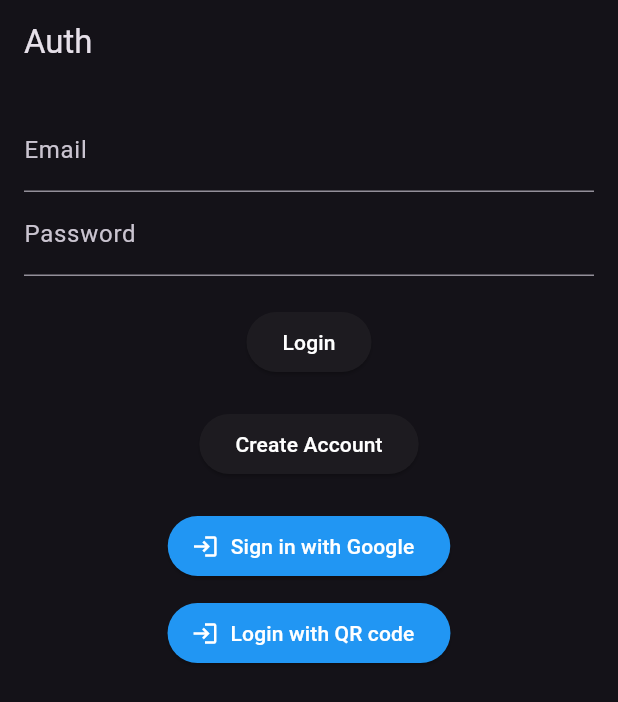
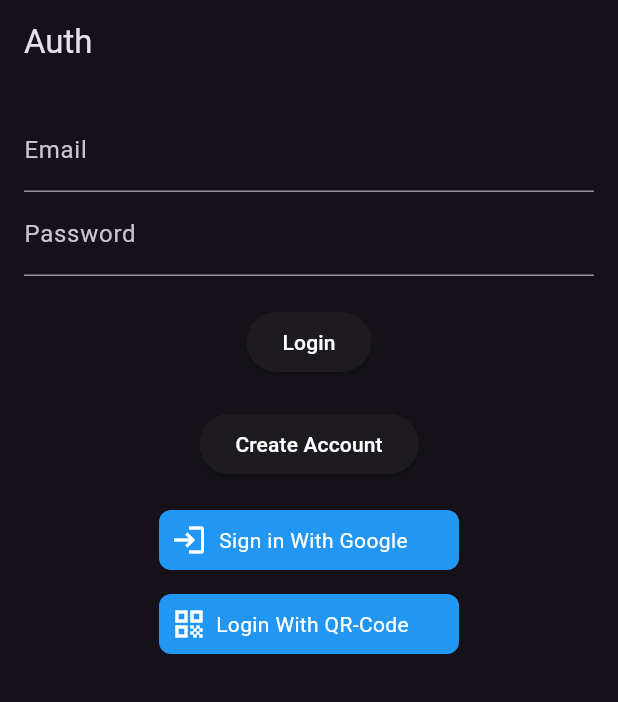
Before and after one commit to ale-russ/kb-tv, a Flutter app: the screen it shows after launch, after a tap on "Login", on a phone screen of 412 x 824 dp. Shown: the top 702 px of the screen. Run offline on Flutter 3.47's test engine with Material 3 defaults, Android fonts, the phone set to English and light mode, and no system bars; our stand-ins replace cloud_firestore, device_info_plus, firebase_auth, firebase_core, flutter_riverpod, go_router and 3 more; accounts and stored records are empty; network calls fail.

Commit message:
working on qr_code login bug fixes

```diff
--- a/lib/screens/auth/auth_screen.dart
+++ b/lib/screens/auth/auth_screen.dart
@@ -20,6 +20,7 @@ class _AuthScreenState extends ConsumerState<AuthScreen> {
   bool isLogin = true;
 
   final PlatformDetails details = PlatformDetails();
+  bool _isTV = false;
 
   void _authenticate() {
     final auth = ref.read(authProvider.notifier);
@@ -37,6 +38,26 @@ class _AuthScreenState extends ConsumerState<AuthScreen> {
     ref.read(authProvider.notifier).signInWithGoogle();
   }
 
+  Future<void> _checkPlatform() async {
+    final isTV = await details.isTv();
+    setState(() {
+      _isTV = isTV;
+    });
+  }
+
+  @override
+  void initState() {
+    _checkPlatform();
+    super.initState();
+  }
+
+  @override
+  void dispose() {
+    _emailController.dispose();
+    _passwordController.dispose();
+    super.dispose();
+  }
+
   @override
   Widget build(BuildContext context) {
     final user = ref.watch(authProvider);
@@ -44,8 +65,6 @@ class _AuthScreenState extends ConsumerState<AuthScreen> {
     if (user != null) {
       WidgetsBinding.instance.addPersistentFrameCallback((_) {
         if (mounted) {
-          // Navigator.of(context).pushReplacement(
-          //     MaterialPageRoute(builder: (context) => HomeScreen()));
           context.go('/home');
         }
       });
@@ -60,7 +79,7 @@ class _AuthScreenState extends ConsumerState<AuthScreen> {
                 children: [
                   FocusableWidget(
                     onSelect: () => {},
-                    onFocus: () => print("Items focused"),
+                    onFocus: () => log("Items focused"),
                     child: TextField(
                       controller: _emailController,
                       decoration: InputDecoration(labelText: "Email"),
@@ -68,7 +87,7 @@ class _AuthScreenState extends ConsumerState<AuthScreen> {
                   ),
                   FocusableWidget(
                     onSelect: () => {},
-                    onFocus: () => print("Items focused"),
+                    onFocus: () => log("Items focused"),
                     child: TextField(
                       controller: _passwordController,
                       decoration: InputDecoration(labelText: "Password"),
@@ -78,7 +97,7 @@ class _AuthScreenState extends ConsumerState<AuthScreen> {
                   SizedBox(height: 20),
                   FocusableWidget(
                     onSelect: () => {},
-                    onFocus: () => print("Items focused"),
+                    onFocus: () => log("Items focused"),
                     child: ElevatedButton(
                       onPressed: _authenticate,
                       child: Text(
@@ -88,62 +107,94 @@ class _AuthScreenState extends ConsumerState<AuthScreen> {
                     ),
                   ),
                   const SizedBox(height: 20),
-                  FutureBuilder(
-                      future: details.isTv(),
-                      builder: (context, snapshot) {
-                        log('snapshot: ${snapshot.data}');
-                        if (snapshot.data == false || snapshot.data == null) {
-                          return FocusableWidget(
+                  _isTV
+                      ? const SizedBox.shrink()
+                      : FocusableWidget(
                           onSelect: () => {},
-                            onFocus: () => print("Items focused"),
+                          onFocus: () => log("Items focused"),
                           child: ElevatedButton(
-                              onPressed: () =>
-                                  setState(() => isLogin = !isLogin),
+                            onPressed: () => setState(() => isLogin = !isLogin),
                             child: Text(
                                 isLogin
                                     ? "Create Account"
                                     : "Already have an account? Login",
                                 style: TextStyle(color: Colors.white)),
                           ),
-                          );
-                        } else {
-                          return const SizedBox.shrink();
-                        }
-                      }),
+                        ),
                   const SizedBox(height: 20),
-                  ElevatedButton.icon(
-                    onPressed: _googleSignIn,
-                    icon: Icon(
+                  // ElevatedButton.icon(
+                  //   onPressed: _googleSignIn,
+                  //   icon: Icon(
+                  //     Icons.login,
+                  //     color: Colors.white,
+                  //   ),
+                  //   label: Text(
+                  //     "Sign in with Google",
+                  //     style: TextStyle(color: Colors.white),
+                  //   ),
+                  //   style:
+                  //       ElevatedButton.styleFrom(backgroundColor: Colors.blue),
+                  // ),
+                  FocusableWidget(
+                    onSelect: _googleSignIn,
+                    child: Container(
+                      padding: const EdgeInsets.all(8),
+                      width: 200,
+                      decoration: BoxDecoration(
+                          color: Colors.blue,
+                          borderRadius: BorderRadius.circular(8)),
+                      child: Row(
+                        children: [
+                          Icon(
                             Icons.login,
                             color: Colors.white,
                           ),
-                    label: Text(
-                      "Sign in with Google",
+                          const SizedBox(width: 8),
+                          Text(
+                            "Sign in With Google",
                             style: TextStyle(color: Colors.white),
                           ),
-                    style:
-                        ElevatedButton.styleFrom(backgroundColor: Colors.blue),
+                        ],
                       ),
-                  const SizedBox(height: 10),
-                  ElevatedButton.icon(
-                    onPressed: () => context.push("/qr-login"),
-                    // Navigator.push(
-                    //   context,
-                    //   MaterialPageRoute(
-                    //     builder: (context) => QrLoginScreen(),
-                    //   ),
-                    // ),
-                    icon: Icon(
-                      Icons.login,
+                    ),
+                  ),
+                  const SizedBox(height: 16),
+                  FocusableWidget(
+                    onSelect: () => context.go("/qr-login"),
+                    child: Container(
+                      padding: const EdgeInsets.all(8),
+                      width: 200,
+                      decoration: BoxDecoration(
+                          color: Colors.blue,
+                          borderRadius: BorderRadius.circular(8)),
+                      child: Row(
+                        children: [
+                          Icon(
+                            Icons.qr_code,
                             color: Colors.white,
                           ),
-                    label: Text(
-                      "Login with QR code",
+                          const SizedBox(width: 6),
+                          Text(
+                            "Login With QR-Code",
                             style: TextStyle(color: Colors.white),
                           ),
-                    style:
-                        ElevatedButton.styleFrom(backgroundColor: Colors.blue),
+                        ],
                       ),
+                    ),
+                  ),
+                  // ElevatedButton.icon(
+                  //   onPressed: () => context.push("/qr-login"),
+                  //   icon: Icon(
+                  //     Icons.login,
+                  //     color: Colors.white,
+                  //   ),
+                  //   label: Text(
+                  //     "Login with QR code",
+                  //     style: TextStyle(color: Colors.white),
+                  //   ),
+                  //   style:
+                  //       ElevatedButton.styleFrom(backgroundColor: Colors.blue),
+                  // ),
                 ],
               ),
             )
--- a/lib/screens/auth/qr_login_screen.dart
+++ b/lib/screens/auth/qr_login_screen.dart
@@ -63,10 +63,10 @@ class _QrLoginScreenState extends ConsumerState<QrLoginScreen> {
         .doc(sessionId)
         .get();
 
-    developer.log("Doc: ${doc.data()}");
+    developer.log("Doc: ${doc.data}");
 
-    if (doc.exists && doc.data()?['customToken'] != null) {
-      final customToken = doc.data()?['customToken'];
+    if (doc.exists) {
+      final customToken = doc.data()?['userId'];
       try {
         final userCredential =
             await FirebaseAuth.instance.signInWithCustomToken(customToken);
```
Also changed, not shown: 4 other files. Lines whose indentation alone changed are shown as unchanged.
